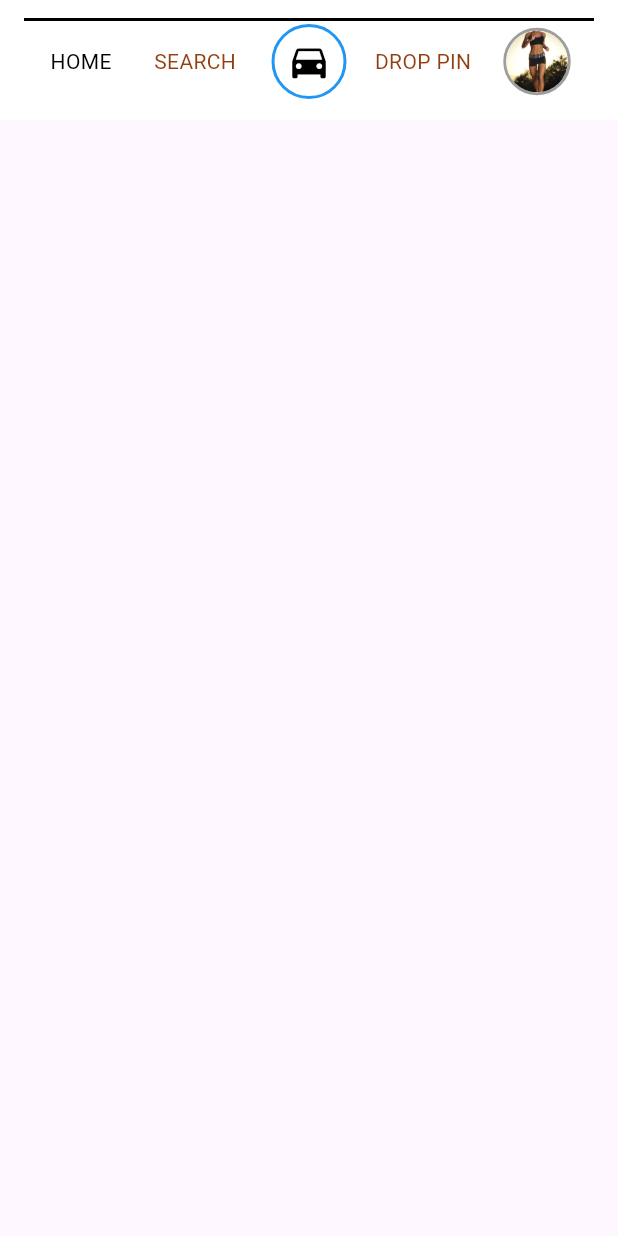
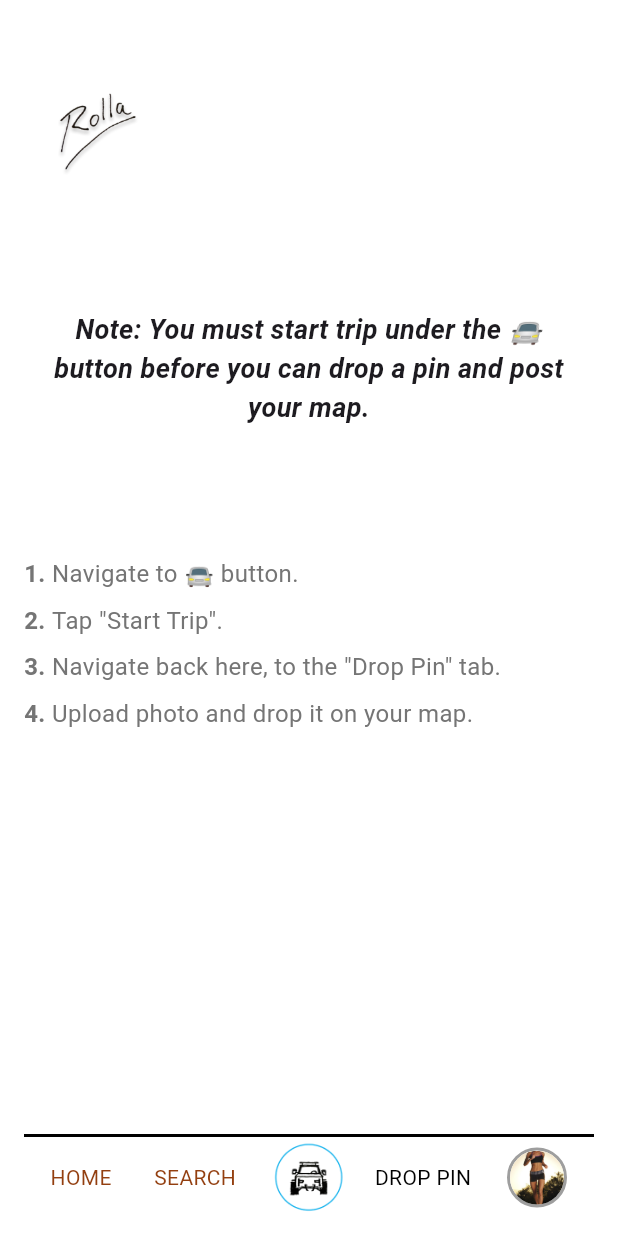
Before and after one commit to kstar0102/RollaTravel, a Flutter app: the BottomNavBar widget shown alone on an empty page, opened directly with empty values, after a tap on "DROP PIN", on a phone screen of 412 x 824 dp. Run offline on Flutter 3.47's test engine with Material 3 defaults, Android fonts, the phone set to English and light mode, and no system bars; our stand-ins replace flutter_map, flutter_riverpod, flutter_screenutil, freezed_annotation, geolocator, go_router and 5 more; network calls fail.

Commit message:
fix bottom nav bar with drop pin

```diff
--- /dev/null
+++ b/lib/src/screen/droppin/drop_pin.dart
@@ -0,0 +1,122 @@
+import 'package:flutter/material.dart';
+import 'package:flutter_riverpod/flutter_riverpod.dart';
+import 'package:RollaStrava/src/widget/bottombar.dart';
+import 'package:RollaStrava/src/utils/index.dart';
+
+class DropPinScreen extends ConsumerStatefulWidget {
+  const DropPinScreen({super.key});
+  @override
+  ConsumerState<DropPinScreen> createState() => DropPinScreenState();
+}
+
+class DropPinScreenState extends ConsumerState<DropPinScreen> {
+  double screenHeight = 0;
+  double keyboardHeight = 0;
+  final int _currentIndex = 3;
+
+  @override
+  void initState() {
+    super.initState();
+    WidgetsBinding.instance.addPostFrameCallback((_) {
+      final keyboardHeight = MediaQuery.of(context).viewInsets.bottom;
+      if (mounted) {
+        setState(() {
+          this.keyboardHeight = keyboardHeight;
+        });
+      }
+    });
+  }
+
+  @override
+  void dispose() {
+    super.dispose();
+  }
+
+  Future<bool> _onWillPop() async {
+    return false;
+  }
+
+  Widget buildInstructionItem(int number, String text) {
+    return Padding(
+      padding: const EdgeInsets.symmetric(vertical: 4.0),
+      child: Row(
+        crossAxisAlignment: CrossAxisAlignment.start,
+        children: [
+          Text(
+            '$number. ',
+            style: TextStyle(
+              fontSize: 16,
+              fontWeight: FontWeight.bold,
+              color: Colors.grey[600],
+            ),
+          ),
+          Expanded(
+            child: Text(
+              text,
+              style: TextStyle(
+                fontSize: 16,
+                color: Colors.grey[600],
+              ),
+            ),
+          ),
+        ],
+      ),
+    );
+  }
+
+  @override
+  Widget build(BuildContext context) {
+    return Scaffold(
+      backgroundColor: Colors.white,
+      body: WillPopScope(
+        onWillPop: _onWillPop,
+        child: Padding(
+          padding: const EdgeInsets.all(16.0),
+          child: Column(
+            mainAxisAlignment: MainAxisAlignment.start,
+            children: [
+              SizedBox(height: vhh(context, 3),),
+              // Logo at the top
+              Align(
+                alignment: Alignment.topLeft,
+                child: Image.asset(
+                  'assets/images/icons/logo.png',
+                  width: vww(context, 20),
+                ),
+              ),
+              SizedBox(height: vhh(context, 10)),
+
+              // Note text
+              const Padding(
+                padding: EdgeInsets.symmetric(horizontal: 20.0), // Adjust the value as needed
+                child: Text(
+                  'Note: You must start trip under the \u{1F698} button before you can drop a pin and post your map.',
+                  textAlign: TextAlign.center,
+                  style: TextStyle(
+                    fontSize: 18,
+                    fontStyle: FontStyle.italic,
+                    fontWeight: FontWeight.bold,
+                  ),
+                ),
+              ),
+              SizedBox(height: vhh(context, 10)),
+
+              // Instructions list
+              Column(
+                crossAxisAlignment: CrossAxisAlignment.start,
+                children: [
+                  buildInstructionItem(1, 'Navigate to \u{1F698} button.'),
+                  buildInstructionItem(2, 'Tap "Start Trip".'),
+                  buildInstructionItem(3, 'Navigate back here, to the "Drop Pin" tab.'),
+                  buildInstructionItem(4, 'Upload photo and drop it on your map.'),
+                ],
+              ),
+            ],
+          ),
+        ),
+      ),
+      bottomNavigationBar: BottomNavBar(currentIndex: _currentIndex),
+    );
+  }
+
+}
--- a/lib/src/widget/bottombar.dart
+++ b/lib/src/widget/bottombar.dart
@@ -1,4 +1,5 @@
 import 'package:RollaStrava/src/constants/app_styles.dart';
+import 'package:RollaStrava/src/screen/droppin/drop_pin.dart';
 import 'package:RollaStrava/src/screen/home/home_screen.dart';
 import 'package:RollaStrava/src/screen/profile/profile_screen.dart';
 import 'package:RollaStrava/src/screen/trip/start_trip.dart';
@@ -37,7 +38,14 @@ class BottomNavBar extends StatelessWidget {
         );
         break;
       case 3:
-        // Navigation logic for DroppingPage
+        Navigator.pushReplacement(
+          context,
+          PageRouteBuilder(
+              pageBuilder: (context, animation1, animation2) => const DropPinScreen(),
+              transitionDuration: Duration.zero,
+              reverseTransitionDuration: Duration.zero,
+          ),
+        );
         break;
       case 4:
         Navigator.pushReplacement(
@@ -56,10 +64,11 @@ class BottomNavBar extends StatelessWidget {
 
   @override
   Widget build(BuildContext context) {
-    return BottomAppBar(
+    return SafeArea(
+      child: BottomAppBar(
         color: Colors.white,
         child: Container(
-        height: 80,
+          height: 100,
           decoration: const BoxDecoration(
             border: Border(
               top: BorderSide(color: kColorBlack, width: 2), // Black line at the very top
@@ -106,27 +115,18 @@ class BottomNavBar extends StatelessWidget {
                   child: Column(
                     mainAxisSize: MainAxisSize.min,
                     children: [
-                    Container(
-                      padding: const EdgeInsets.all(8),
-                      decoration: BoxDecoration(
-                        shape: BoxShape.circle,
-                        border: Border.all(
-                          color: Colors.blue,
-                          width: 2.0,
+                      SizedBox(
+                        width: 50,
+                        height: 50,
+                        child: ClipRRect(
+                          borderRadius: BorderRadius.circular(50),
+                          child: const Image(
+                            fit: BoxFit.cover,
+                            image: AssetImage("assets/images/icons/home.png"),
+                            width: 50,
+                            height: 50,
                           ),
                         ),
-                      child: const Icon(
-                        Icons.directions_car,
-                        color: kColorBlack,
-                        size: 30,
-                      ),
-                    ),
-                    if (currentIndex == 2)
-                      Container(
-                        margin: const EdgeInsets.only(top: 5),
-                        height: 3,
-                        width: 40,
-                        color: kColorBlack,
                       ),
                     ],
                   ),
@@ -155,8 +155,8 @@ class BottomNavBar extends StatelessWidget {
                     mainAxisSize: MainAxisSize.min,
                     children: [
                       Container(
-                      width: 45,
-                      height: 45,
+                        width: 40,
+                        height: 40,
                         decoration: BoxDecoration(
                           border: Border.all(
                             color: currentIndex == 4 ? Colors.blue : Colors.grey,
@@ -169,8 +169,8 @@ class BottomNavBar extends StatelessWidget {
                           child: const Image(
                             fit: BoxFit.cover,
                             image: AssetImage("assets/images/background/image2.png"),
-                          width: 50,
-                          height: 50,
+                            width: 45,
+                            height: 45,
                           ),
                         ),
                       ),
@@ -181,6 +181,8 @@ class BottomNavBar extends StatelessWidget {
             ],
           ),
         ),
+      ),
     );
+
   }
 }
```
Lines whose indentation alone changed are shown as unchanged.
